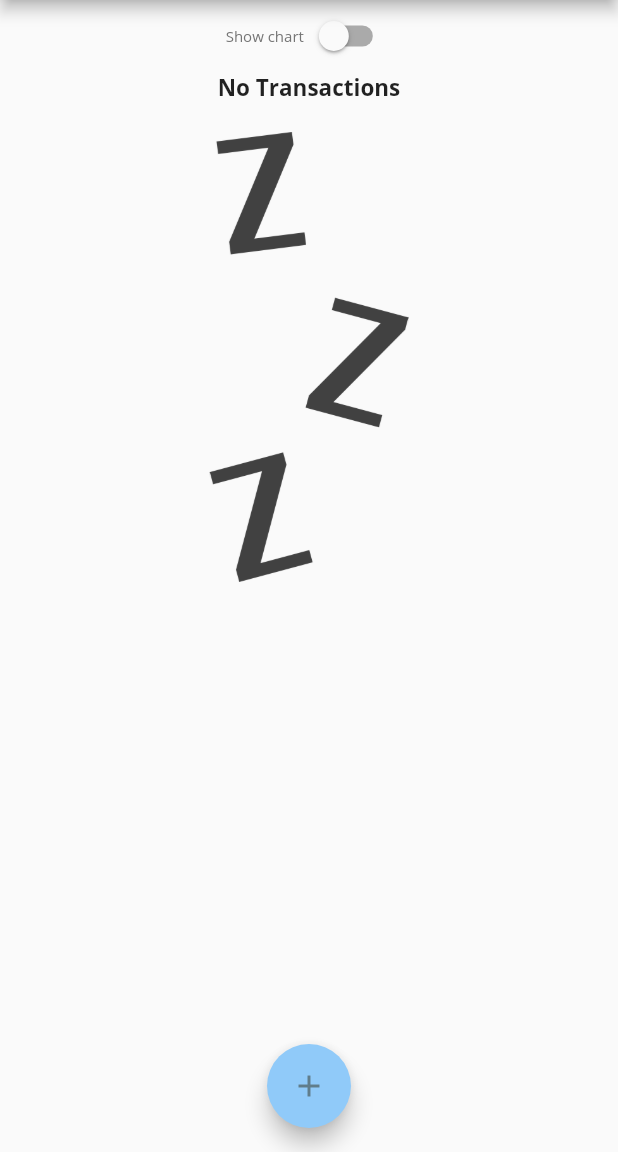
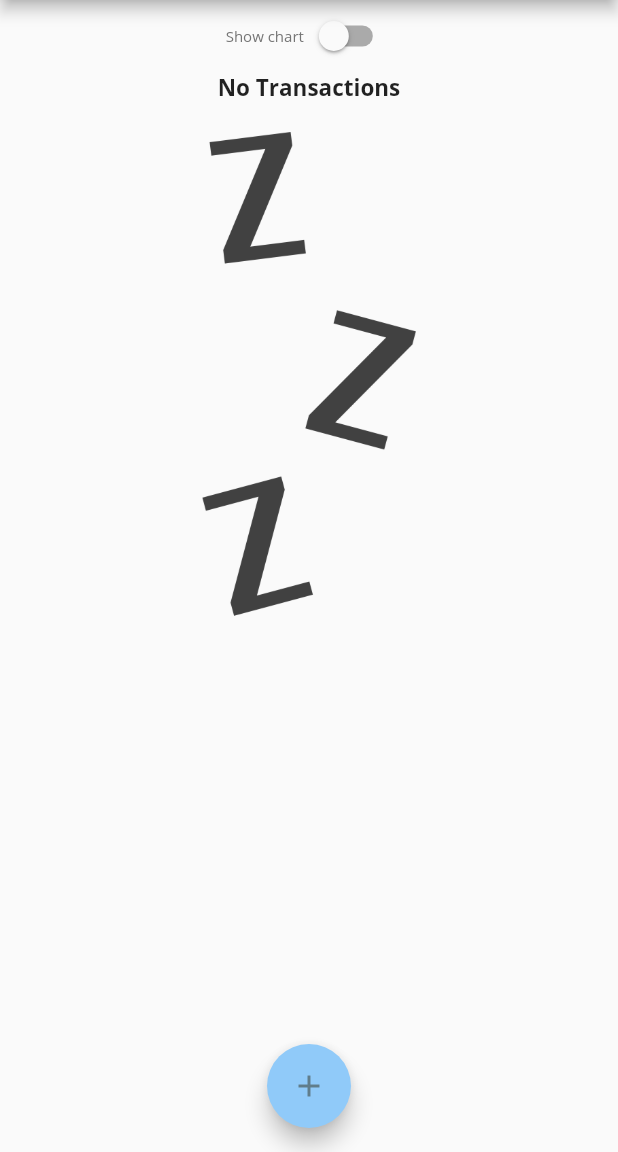
Before and after one commit to JesusMF23/expenses_app_1, a Flutter app: the screen it shows after launch, on a phone screen of 412 x 824 dp, the part 84-1236 px from its top. Run offline on Flutter 3.47's test engine with Material 2 defaults, Android fonts, the phone set to English and light mode, and no system bars.

Commit message:
126. Finishing Landscape Mode

```diff
--- a/expenses_app/lib/widgets/transaction_list.dart
+++ b/expenses_app/lib/widgets/transaction_list.dart
@@ -17,7 +17,8 @@ class TransactionList extends StatelessWidget {
       child:
           //if statement to check if the list is empty
           transactions.isEmpty
-              ? Column(
+              ? LayoutBuilder(builder: ((context, constraints) {
+                  return Column(
                     children: <Widget>[
                       Text(
                         "No Transactions",
@@ -27,14 +28,15 @@ class TransactionList extends StatelessWidget {
                         height: 20,
                       ),
                       Container(
-                      height: 300,
+                        height: constraints.maxHeight * 0.6,
                         child: Image.asset(
                           "assets/images/waiting.png",
                           fit: BoxFit.cover,
                         ),
                       ),
                     ],
-                )
+                  );
+                }))
               //if not empty, display the list
               : ListView.builder(
                   itemBuilder: (context, index) {
```
Lines whose indentation alone changed are shown as unchanged.
